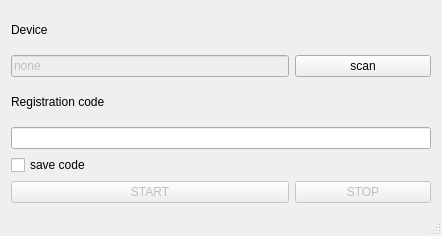
Qt form mainwindow.ui (geroysasha/personal_ch_mobile) before a commit.
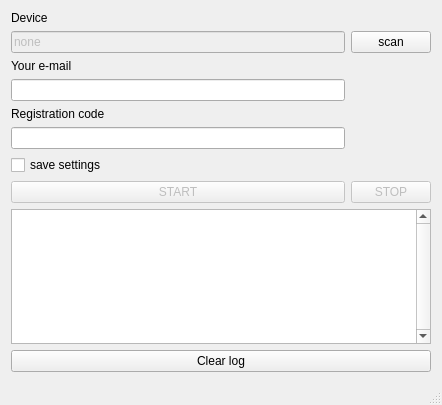
The same form after that commit.

```diff
--- a/mainwindow.ui
+++ b/mainwindow.ui
@@ -7,7 +7,7 @@
     <x>0</x>
     <y>0</y>
     <width>442</width>
-    <height>236</height>
+    <height>405</height>
    </rect>
   </property>
   <property name="sizePolicy">
@@ -30,14 +30,65 @@
   </property>
   <widget class="QWidget" name="centralWidget">
    <layout class="QGridLayout" name="gridLayout">
-    <item row="0" column="0">
-     <widget class="QLabel" name="label_device">
+    <item row="9" column="0" colspan="2">
+     <widget class="QPushButton" name="pushButton_clearLog">
       <property name="text">
-       <string>Device</string>
+       <string>Clear log</string>
       </property>
      </widget>
     </item>
-    <item row="1" column="0" colspan="2">
+    <item row="7" column="1">
+     <widget class="QPushButton" name="pushButton_stop">
+      <property name="enabled">
+       <bool>false</bool>
+      </property>
+      <property name="text">
+       <string>STOP</string>
+      </property>
+     </widget>
+    </item>
+    <item row="1" column="1">
+     <widget class="QPushButton" name="button_scan">
+      <property name="text">
+       <string>scan</string>
+      </property>
+     </widget>
+    </item>
+    <item row="7" column="0">
+     <widget class="QPushButton" name="pushButton_start">
+      <property name="enabled">
+       <bool>false</bool>
+      </property>
+      <property name="text">
+       <string>START</string>
+      </property>
+     </widget>
+    </item>
+    <item row="6" column="0">
+     <widget class="QCheckBox" name="checkBox">
+      <property name="text">
+       <string>save settings</string>
+      </property>
+     </widget>
+    </item>
+    <item row="4" column="0">
+     <widget class="QLabel" name="label_code">
+      <property name="text">
+       <string>Registration code</string>
+      </property>
+     </widget>
+    </item>
+    <item row="3" column="0">
+     <widget class="QLineEdit" name="lineEdit_email">
+      <property name="text">
+       <string/>
+      </property>
+     </widget>
+    </item>
+    <item row="5" column="0">
+     <widget class="QLineEdit" name="lineEdit_code"/>
+    </item>
+    <item row="1" column="0">
      <widget class="QLineEdit" name="lineEdit_device">
       <property name="enabled">
        <bool>false</bool>
@@ -56,47 +107,39 @@
       </property>
      </widget>
     </item>
-    <item row="1" column="2">
-     <widget class="QPushButton" name="button_scan">
+    <item row="0" column="0">
+     <widget class="QLabel" name="label_device">
       <property name="text">
-       <string>scan</string>
+       <string>Device</string>
       </property>
      </widget>
     </item>
     <item row="2" column="0">
-     <widget class="QLabel" name="label_code">
+     <widget class="QLabel" name="label_mail">
       <property name="text">
-       <string>Registration code</string>
+       <string>Your e-mail</string>
       </property>
      </widget>
     </item>
-    <item row="3" column="0" colspan="3">
-     <widget class="QLineEdit" name="lineEdit_code"/>
-    </item>
-    <item row="4" column="0">
-     <widget class="QCheckBox" name="checkBox">
-      <property name="text">
-       <string>save code</string>
-      </property>
-     </widget>
-    </item>
-    <item row="5" column="2">
-     <widget class="QPushButton" name="pushButton_stop">
+    <item row="8" column="0" colspan="2">
+     <widget class="QPlainTextEdit" name="logText">
       <property name="enabled">
+       <bool>true</bool>
+      </property>
+      <property name="acceptDrops">
        <bool>false</bool>
       </property>
-      <property name="text">
-       <string>STOP</string>
+      <property name="verticalScrollBarPolicy">
+       <enum>Qt::ScrollBarAlwaysOn</enum>
       </property>
-     </widget>
-    </item>
-    <item row="5" column="0" colspan="2">
-     <widget class="QPushButton" name="pushButton_start">
-      <property name="enabled">
-       <bool>false</bool>
+      <property name="horizontalScrollBarPolicy">
+       <enum>Qt::ScrollBarAlwaysOff</enum>
       </property>
-      <property name="text">
-       <string>START</string>
+      <property name="readOnly">
+       <bool>true</bool>
+      </property>
+      <property name="centerOnScroll">
+       <bool>false</bool>
       </property>
      </widget>
     </item>
```
